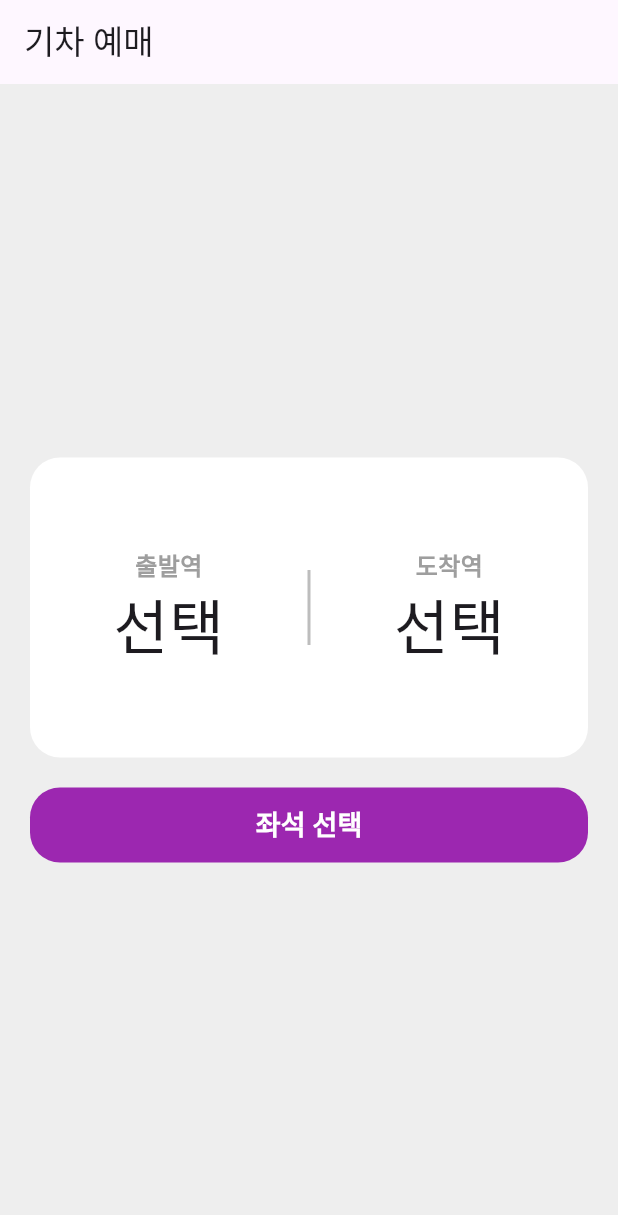
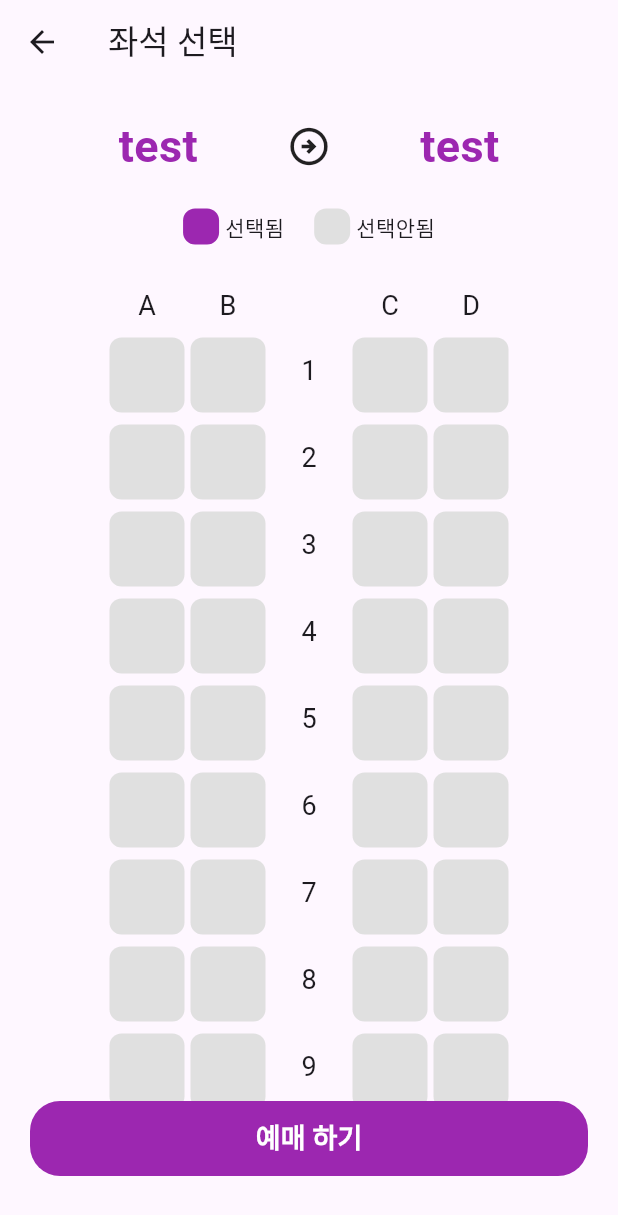
Before and after one commit to WinningBean/flutter_train_app, a Flutter app: the screen it shows after launch, after a tap on "좌석 선택", on a phone screen of 412 x 824 dp. Shown: the top 1215 px of the screen. Run offline on Flutter 3.47's test engine with Material 3 defaults, Android fonts, the phone set to English and light mode, and no system bars.

Commit message:
design: 좌석 선택 페이지 UI 구현

```diff
--- /dev/null
+++ b/lib/helpers/ui_helpers.dart
@@ -0,0 +1,15 @@
+import 'package:flutter/material.dart';
+
+List<Widget> columnSpaced(List<Widget> children, double space) => [
+  for (int i = 0; i < children.length; i++) ...[
+    if (i != 0) SizedBox(height: space),
+    children[i],
+  ],
+];
+
+List<Widget> rowSpaced(List<Widget> children, double space) => [
+  for (int i = 0; i < children.length; i++) ...[
+    if (i != 0) SizedBox(width: space),
+    children[i],
+  ],
+];
--- a/lib/home/home_page.dart
+++ b/lib/home/home_page.dart
@@ -1,5 +1,6 @@
 import 'package:flutter/material.dart';
-import 'package:flutter_train_app/home/widgets/main_button.dart';
+import 'package:flutter_train_app/seat/seat_page.dart';
+import 'package:flutter_train_app/widgets/main_button.dart';
 import 'package:flutter_train_app/home/widgets/stations_box.dart';
 
 class HomePage extends StatelessWidget {
@@ -15,7 +16,20 @@ class HomePage extends StatelessWidget {
         padding: const EdgeInsets.all(20),
         child: Column(
           mainAxisAlignment: MainAxisAlignment.center,
-          children: [StationsBox(), SizedBox(height: 20), MainButton('좌석 선택')],
+          children: [
+            StationsBox(),
+            SizedBox(height: 20),
+            MainButton('좌석 선택', () {
+              Navigator.push(
+                context,
+                MaterialPageRoute(
+                  builder: (context) {
+                    return SeatPage();
+                  },
+                ),
+              );
+            }),
+          ],
         ),
       ),
     );
--- a/lib/home/widgets/station_result.dart
+++ b/lib/home/widgets/station_result.dart
@@ -1,5 +1,4 @@
 import 'package:flutter/material.dart';
-import 'package:flutter/widgets.dart';
 import 'package:flutter_train_app/stationList/station_list_page.dart';
 
 class StationResult extends StatefulWidget {
--- /dev/null
+++ b/lib/seat/seat_page.dart
@@ -0,0 +1,32 @@
+import 'package:flutter/material.dart';
+import 'package:flutter_train_app/seat/widgets/seat_header.dart';
+import 'package:flutter_train_app/seat/widgets/seat_choice_info.dart';
+import 'package:flutter_train_app/seat/widgets/seat_list_view.dart';
+import 'package:flutter_train_app/widgets/main_button.dart';
+
+class SeatPage extends StatelessWidget {
+  const SeatPage({super.key});
+
+  @override
+  Widget build(BuildContext context) {
+    return Scaffold(
+      appBar: AppBar(title: Text('좌석 선택')),
+      body: Padding(
+        padding: const EdgeInsets.all(20),
+        child: Column(
+          children: [
+            SeatHeader(),
+            SizedBox(height: 20),
+            SeatChoiceInfo(),
+            SizedBox(height: 8),
+            SeatListView(),
+            MainButton('예매 하기', () {
+              print('예매 하기');
+            }),
+            SizedBox(height: 20),
+          ],
+        ),
+      ),
+    );
+  }
+}
--- /dev/null
+++ b/lib/seat/widgets/seat_box.dart
@@ -0,0 +1,20 @@
+import 'package:flutter/material.dart';
+
+class SeatBox extends StatelessWidget {
+  SeatBox(this.size, this.color, {super.key});
+
+  final double size;
+  Color color;
+
+  @override
+  Widget build(BuildContext context) {
+    return Container(
+      height: size,
+      width: size,
+      decoration: BoxDecoration(
+        color: color,
+        borderRadius: BorderRadius.circular(8),
+      ),
+    );
+  }
+}
--- /dev/null
+++ b/lib/seat/widgets/seat_choice_info.dart
@@ -0,0 +1,30 @@
+import 'package:flutter/material.dart';
+import 'package:flutter_train_app/seat/widgets/seat_box.dart';
+
+class SeatChoiceInfo extends StatelessWidget {
+  const SeatChoiceInfo({super.key});
+
+  @override
+  Widget build(BuildContext context) {
+    return Row(
+      mainAxisAlignment: MainAxisAlignment.center,
+      children: [
+        Row(
+          children: [
+            SeatBox(24, Colors.purple),
+            SizedBox(width: 4),
+            Text('선택됨'),
+          ],
+        ),
+        SizedBox(width: 20),
+        Row(
+          children: [
+            SeatBox(24, Colors.grey[300]!),
+            SizedBox(width: 4),
+            Text('선택안됨'),
+          ],
+        ),
+      ],
+    );
+  }
+}
--- /dev/null
+++ b/lib/seat/widgets/seat_header.dart
@@ -0,0 +1,27 @@
+import 'package:flutter/material.dart';
+
+class SeatHeader extends StatelessWidget {
+  const SeatHeader({super.key});
+
+  @override
+  Widget build(BuildContext context) {
+    return Row(
+      children: [
+        Expanded(child: Center(child: headerStation('test'))),
+        Icon(Icons.arrow_circle_right_outlined, size: 30),
+        Expanded(child: Center(child: headerStation('test'))),
+      ],
+    );
+  }
+
+  Widget headerStation(String name) {
+    return Text(
+      name,
+      style: TextStyle(
+        fontWeight: FontWeight.bold,
+        color: Colors.purple,
+        fontSize: 30,
+      ),
+    );
+  }
+}
--- /dev/null
+++ b/lib/seat/widgets/seat_list_view.dart
@@ -0,0 +1,77 @@
+import 'package:flutter/material.dart';
+import 'package:flutter_train_app/helpers/ui_helpers.dart';
+import 'package:flutter_train_app/seat/widgets/seat_box.dart';
+
+class SeatListView extends StatelessWidget {
+  const SeatListView({super.key});
+
+  final String seatRowAlphabet = 'A';
+  final int seatRowSize = 4;
+  final int seatColumnSize = 20;
+
+  final double seatSize = 50;
+  final double rowPadding = 4;
+  final double columnPadding = 8;
+
+  @override
+  Widget build(BuildContext context) {
+    return Expanded(
+      child: ListView(
+        padding: EdgeInsets.symmetric(vertical: 20),
+        children: [
+          Row(
+            mainAxisAlignment: MainAxisAlignment.center,
+            children: [
+              ...rowSpaced([
+                for (int i = 0; i < seatRowSize; i++) ...[
+                  if (i == (seatRowSize / 2).toInt())
+                    seatColumnInfo(), // 가운데 부분에는 세로열 정보 출력
+                  seatList(i),
+                ],
+              ], rowPadding),
+            ],
+          ),
+        ],
+      ),
+    );
+  }
+
+  /// 좌석 리스트 (가로행 정보 포함)
+  Widget seatList(int rowSequence) {
+    return Column(
+      children: [
+        ...columnSpaced([
+          seatRowInfo(rowSequence),
+          for (int i = 0; i < seatColumnSize; i++)
+            SeatBox(seatSize, Colors.grey[300]!),
+        ], columnPadding),
+      ],
+    );
+  }
+
+  /// 가로행 정보 (알파벳)
+  Widget seatRowInfo(int rowSequence) {
+    return Text(
+      String.fromCharCode(seatRowAlphabet.codeUnitAt(0) + rowSequence),
+      style: TextStyle(fontSize: 18),
+    );
+  }
+
+  /// 세로열 정보 (숫자)
+  Widget seatColumnInfo() {
+    return Column(
+      children: [
+        ...columnSpaced([
+          Text(' '), // HACK: 알파벳과 높이 맞추기 위해 일단 구현한 방법. 나중에 다른 방법 찾아보기
+          for (int i = 1; i <= seatColumnSize; i++)
+            Container(
+              height: seatSize,
+              width: seatSize,
+              alignment: Alignment.center,
+              child: Text(i.toString(), style: TextStyle(fontSize: 18)),
+            ),
+        ], columnPadding),
+      ],
+    );
+  }
+}
--- a/lib/home/widgets/main_button.dart
+++ b/lib/widgets/main_button.dart
@@ -1,9 +1,10 @@
 import 'package:flutter/material.dart';
 
 class MainButton extends StatelessWidget {
-  MainButton(this.text, {super.key});
+  MainButton(this.text, this.onChanged, {super.key});
 
   String text;
+  void Function() onChanged;
 
   @override
   Widget build(BuildContext context) {
@@ -11,7 +12,9 @@ class MainButton extends StatelessWidget {
       width: double.infinity,
       height: 50,
       child: FilledButton(
-        onPressed: () {},
+        onPressed: () {
+          onChanged();
+        },
         style: FilledButton.styleFrom(
           backgroundColor: Colors.purple,
           shape: RoundedRectangleBorder(
```
